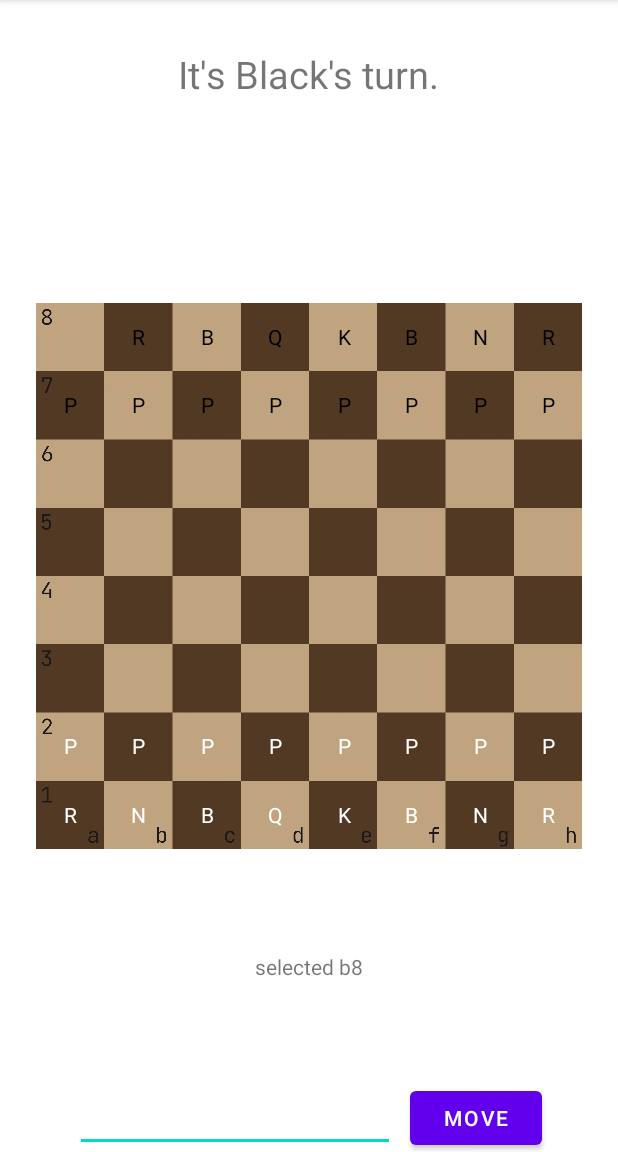
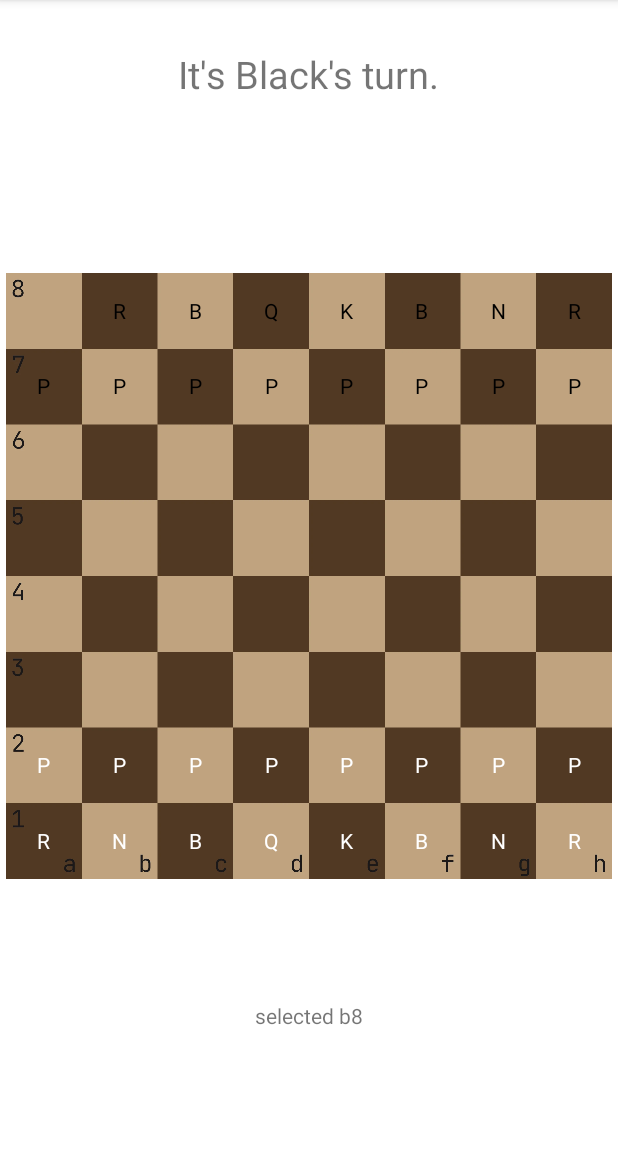
Before and after one commit to RyzenFromFire/Chesslin, an Android app: the screen it shows after launch (MainActivity), after a tap on an icon or button, on a phone screen of 412 x 824 dp, the part 84-1236 px from its top. Run offline under Robolectric (Android 15) with nearby library versions, the phone set to English and light mode, and no system bars; 2 other taps on this screen came first.

Commit message:
Completed MVP
Added validation to ChessBoard.get() (no longer causes crashes when accessing null position)
Added onTurnChangedListener to ChessGame, set in MainActivity to update TextView (for now, better indicators later).
Renamed (last)pieceSelected to isPieceSelected (and lastIsPieceSelected) for clarity.
Added new (last)selectedPiece variables to avoid repeatedly calling board.get()
Call switchTurn() at end of move()
Call onTurnChangedListener at end of switchTurn()
Added null instance to ChessMove and changed ChessGame.lastMove from lateinit to initialize with that.
Made ChessMove.game nullable to make the aforementioned null instance. Also added null check and smart cast to compensate.
Renamed getEnPassant(Position -> Target).
Fixed ChessMove to not automatically invalidate all moves because of incorrect en passant check.
Removed old move text input field and submit button.
Refactored MainActivity.setColor() to use 'when' statement and set new 'transparent' color for Player.NONE. Previously I had this set the TextView visibility to invisible, which made empty squares unselectable (and thus made moving impossible).
Reduced margin of chess board graphic in activity_main.xml to make it larger.

```diff
--- a/app/src/main/java/me/ryzenfromfire/chesslin/ChessBoard.kt
+++ b/app/src/main/java/me/ryzenfromfire/chesslin/ChessBoard.kt
@@ -92,9 +92,11 @@ class ChessBoard {
     fun set(posStr: String) = set(Position(posStr))
 
     fun get(position: Position): ChessPiece {
-        val fileIdx = position.file.index
-        val rank0 = position.rank - 1
-        return boardArray[rank0][fileIdx]
+        return if (position.valid) {
+            val fileIdx = position.file.index
+            val rank0 = position.rank - 1
+            boardArray[rank0][fileIdx]
+        } else ChessPiece.NULL
     }
 
     fun get(posStr: String): ChessPiece = get(Position(posStr))
--- a/app/src/main/java/me/ryzenfromfire/chesslin/ChessGame.kt
+++ b/app/src/main/java/me/ryzenfromfire/chesslin/ChessGame.kt
@@ -10,12 +10,14 @@ class ChessGame {
     val moves = mutableListOf<ChessMove>()
     var selection = Position.NULL // Don't modify directly outside of this file
     var lastSelection = Position.NULL
-    var pieceSelected = false
+    var isPieceSelected = false
     var inCheck: Player = Player.NONE
     var gameOver: Boolean = false
     var currentMove = 1
     lateinit var winner: Player
-    lateinit var lastMove: ChessMove // TODO: Implement
+    var lastMove: ChessMove = ChessMove.NULL // TODO: Implement
+
+    var onTurnChangedListener: (() -> Unit)? = null
 
     enum class Player(val str: String) {
         NONE("None"),
@@ -24,39 +26,48 @@ class ChessGame {
     }
 
     fun select(position: Position) {
-        val lastPieceSelected = pieceSelected
+        val lastIsPieceSelected = isPieceSelected
 
         // TODO: Consider refactoring to a local variable. Would also have to make lastPieceSelected basically duplicate this initialization with lastSelection.
-        // if the player whose turn it currently is has a piece at the targeted position
-        pieceSelected = (position.valid) && (board.get(position).type != PieceType.NONE) && (board.get(position).player == turn)
+        // if there is a piece at the targeted position
+        isPieceSelected = (position.valid) && (board.get(position).type != PieceType.NONE)
 
         // select the passed position if it is valid
         selection = if (position.valid) position else { Position.NULL }
 
+        val selectedPiece = board.get(selection)
+        val lastSelectedPiece = board.get(lastSelection)
+
         // if we have just selected a piece, and one was not already selected
-        if (pieceSelected && !lastPieceSelected) {
+        if (isPieceSelected && !lastIsPieceSelected) {
             // determine available moves
             // using listener similar to ChessBoard, update MainActivity with list of movable positions to display indicators
         }
+        // at this point, `selection` and `isPieceSelected` refer to the target position of the move and if there is a piece there
         // otherwise, if we have selected a piece last time this function was called, and we just selected a new position, make a move
         // note that `position.valid` is functionally identical to `selection != Position.NULL`, since Position.NULL is automatically invalid
-        else if (lastPieceSelected && lastSelection != Position.NULL && position.valid) {
+        // also, if the selected piece is of the same player whose turn it is, don't move because you can't move onto your own piece.
+        else if (
+            lastIsPieceSelected && lastSelection != Position.NULL &&
+            position.valid && lastSelection != selection &&
+            selectedPiece.player != turn
+        ) {
             val promotion = PieceType.NONE // TODO: Implement promotion logic if pawn reaches back rank
             val castle = false // TODO: Implement castling logic using ChessMove.castleValid(). This might be better suited to the previous if statement and/or class property
             val move = ChessMove(
                 game = this,
                 num = currentMove,
-                piece = board.get(lastSelection),
+                piece = lastSelectedPiece,
                 start = lastSelection,
                 end = selection,
-                capture = if (pieceSelected) board.get(selection) else ChessPiece.NULL,
+                capture = if (isPieceSelected) selectedPiece else ChessPiece.NULL,
                 promotion = promotion,
                 castle = castle
             )
 
             move(move)
             selection = Position.NULL
-            pieceSelected = false
+            isPieceSelected = false
         }
 
         // this will update lastSelection appropriately, including setting it to Position.NULL if a move was made
@@ -70,6 +81,7 @@ class ChessGame {
         // TODO: add functionality to keep track of pieces captured by each player
         moves.add(move)
         currentMove++
+        switchTurn()
         return true
     }
 
@@ -136,5 +148,6 @@ class ChessGame {
         } else if (turn == Player.BLACK) {
             turn = Player.WHITE
         }
+        onTurnChangedListener?.invoke()
     }
 }
--- a/app/src/main/java/me/ryzenfromfire/chesslin/ChessMove.kt
+++ b/app/src/main/java/me/ryzenfromfire/chesslin/ChessMove.kt
@@ -8,7 +8,7 @@ import me.ryzenfromfire.chesslin.ChessGame.Player
 import me.ryzenfromfire.chesslin.ChessGame.Player.*
 
 class ChessMove(
-    val game: ChessGame,
+    val game: ChessGame?,
     val num: Int,
     val piece: ChessPiece,
     val start: Position,
@@ -22,6 +22,7 @@ class ChessMove(
     private var notation: String = ""
 
     init {
+        if (game == null) valid = false else {
             if (!start.valid || !end.valid) valid = false
 
             // Check if moves have gone out of sync
@@ -54,20 +55,13 @@ class ChessMove(
                 } else valid = false
             }
 
-        // En Passant Logic
-        if (piece.type == PAWN && // If this piece is a pawn
-            this.capture.type == PAWN && // If the piece captured is a pawn
-            game.lastMove.piece.type != PAWN && // If the last piece moved was NOT a pawn
-            game.lastMove.end.rank != this.end.rank
-        ) {
-            // Then if the location where the last move ended
-            // and the place where this move is capturing
-            // are not the same, then the move is not valid.
-            valid = false
+            // TODO: Invalidate move if it is not possible for the piece
         }
     }
 
     companion object {
+        val NULL = ChessMove(null, -1, ChessPiece.NULL, Position.NULL, Position.NULL)
+
         fun castleValid(piece: ChessPiece, start: Position, end: Position): Boolean {
             return (
                 start.rank == end.rank &&
@@ -78,11 +72,14 @@ class ChessMove(
             )
         }
 
-        fun getEnPassantPosition(piece: ChessPiece, pos: Position, lastMove: ChessMove): Position {
+        fun getEnPassantTarget(piece: ChessPiece, pos: Position, lastMove: ChessMove): Position {
             val file = pos.file
             val rank = pos.rank
 
-            if (!lastMove.valid || lastMove.piece.type != PAWN) return Position.NULL
+            if (piece.type != PAWN ||
+                !lastMove.valid ||
+                lastMove.piece.type != PAWN
+            ) return Position.NULL
 
             // Check left side
             if ((piece.player == WHITE && file != A) || (piece.player == BLACK && file != H)) {
--- a/app/src/main/java/me/ryzenfromfire/chesslin/MainActivity.kt
+++ b/app/src/main/java/me/ryzenfromfire/chesslin/MainActivity.kt
@@ -2,8 +2,6 @@ package me.ryzenfromfire.chesslin
 
 import android.os.Bundle
 import android.view.Gravity
-import android.widget.Button
-import android.widget.EditText
 import android.widget.TextView
 import androidx.appcompat.app.AppCompatActivity
 import androidx.gridlayout.widget.GridLayout
@@ -17,9 +15,6 @@ class MainActivity : AppCompatActivity() {
     private lateinit var boardViewArray: Array<Array<TextView>>
     private lateinit var game: ChessGame
 
-    // TODO: Implement actual move system
-    private lateinit var moveEditText: EditText
-    private lateinit var moveSubmitButton: Button
     private lateinit var turnTextView: TextView
 
     // TODO: Remove; for debug only
@@ -75,15 +70,6 @@ class MainActivity : AppCompatActivity() {
             }
         }
 
-        moveEditText = findViewById(R.id.moveEditText)
-        moveSubmitButton = findViewById(R.id.moveSubmitButton)
-        moveSubmitButton.setOnClickListener {
-            game.moveOld(moveEditText.text.toString())
-            if (game.turn == Player.BLACK)
-                turnTextView.text = getString(R.string.turn_black)
-            else turnTextView.text = getString(R.string.turn_white)
-        }
-
         game.board.onSet = { position: Position, piece: ChessPiece ->
             if (position.valid) {
                 val view = boardViewArray[position.rank - 1][position.file.index]
@@ -91,13 +77,20 @@ class MainActivity : AppCompatActivity() {
                 setColor(view, piece.player)
             }
         }
+
+        game.onTurnChangedListener = {
+            if (game.turn == Player.BLACK)
+                turnTextView.text = getString(R.string.turn_black)
+            else turnTextView.text = getString(R.string.turn_white)
+        }
     }
 
     private fun setColor(tv: TextView, player: Player) {
-        if (player == Player.WHITE)
-            tv.setTextColor(getColor(R.color.white))
-        else if (player == Player.BLACK)
-            tv.setTextColor(getColor(R.color.black))
+        when (player) {
+            Player.WHITE -> tv.setTextColor(getColor(R.color.white))
+            Player.BLACK -> tv.setTextColor(getColor(R.color.black))
+            else -> tv.setTextColor(getColor(R.color.transparent))
+        }
     }
 
     private fun getView(position: Position): TextView? {
--- a/app/src/main/res/layout/activity_main.xml
+++ b/app/src/main/res/layout/activity_main.xml
@@ -10,10 +10,10 @@
       android:id="@+id/boardImageView"
       android:layout_width="0dp"
       android:layout_height="wrap_content"
-      android:layout_marginStart="24dp"
-      android:layout_marginTop="24dp"
-      android:layout_marginEnd="24dp"
-      android:layout_marginBottom="24dp"
+      android:layout_marginStart="4dp"
+      android:layout_marginTop="4dp"
+      android:layout_marginEnd="4dp"
+      android:layout_marginBottom="4dp"
       app:layout_constraintBottom_toBottomOf="parent"
       app:layout_constraintEnd_toEndOf="parent"
       app:layout_constraintStart_toStartOf="parent"
@@ -33,19 +33,6 @@
 
   </androidx.gridlayout.widget.GridLayout>
 
-  <EditText
-    android:id="@+id/moveEditText"
-    android:layout_width="wrap_content"
-    android:layout_height="wrap_content"
-    android:autofillHints="e4"
-    android:ems="10"
-    android:inputType="textPersonName"
-    app:layout_constraintBottom_toBottomOf="parent"
-    app:layout_constraintEnd_toEndOf="parent"
-    app:layout_constraintHorizontal_bias="0.25"
-    app:layout_constraintStart_toStartOf="parent"
-    tools:ignore="LabelFor" />
-
   <TextView
     android:id="@+id/turnTextView"
     android:layout_width="wrap_content"
@@ -59,21 +46,11 @@
     app:layout_constraintStart_toStartOf="parent"
     app:layout_constraintTop_toTopOf="parent" />
 
-  <Button
-    android:id="@+id/moveSubmitButton"
-    android:layout_width="wrap_content"
-    android:layout_height="wrap_content"
-    android:layout_marginStart="10dp"
-    android:text="Move"
-    app:layout_constraintBottom_toBottomOf="@+id/moveEditText"
-    app:layout_constraintStart_toEndOf="@+id/moveEditText"
-    app:layout_constraintTop_toTopOf="@+id/moveEditText" />
-
   <TextView
       android:id="@+id/debugView"
       android:layout_width="wrap_content"
       android:layout_height="wrap_content"
-      app:layout_constraintBottom_toTopOf="@+id/moveEditText"
+      app:layout_constraintBottom_toBottomOf="parent"
       app:layout_constraintEnd_toEndOf="parent"
       app:layout_constraintStart_toStartOf="parent"
       app:layout_constraintTop_toBottomOf="@+id/boardImageView" />
--- a/app/src/main/res/values/colors.xml
+++ b/app/src/main/res/values/colors.xml
@@ -7,4 +7,5 @@
   <color name="teal_700">#FF018786</color>
   <color name="black">#FF000000</color>
   <color name="white">#FFFFFFFF</color>
+  <color name="transparent">#00FFFFFF</color>
 </resources>
```
Lines whose indentation alone changed are shown as unchanged.
